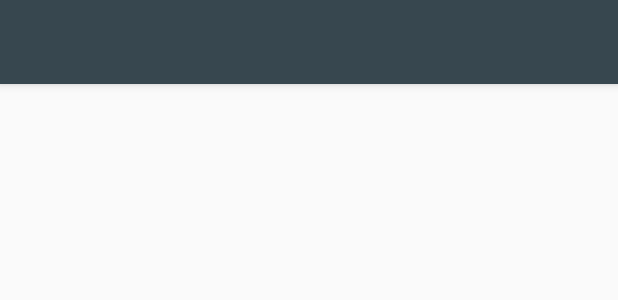
After one commit to HossamHassan47/InventoryApp, an Android app: the layout activity_editor.xml on its own in the app's theme, with its tools: preview values and no code run, on a phone screen of 412 x 824 dp. The commit adds this screen. Shown: the top 300 px of the screen. Run offline under Robolectric (Android 15) with nearby library versions, the phone set to English and light mode, and no system bars.

Commit message:
Editor Activity

```diff
--- /dev/null
+++ b/app/src/main/res/layout/activity_editor.xml
@@ -0,0 +1,25 @@
+<?xml version="1.0" encoding="utf-8"?>
+<android.support.design.widget.CoordinatorLayout xmlns:android="http://schemas.android.com/apk/res/android"
+    xmlns:app="http://schemas.android.com/apk/res-auto"
+    xmlns:tools="http://schemas.android.com/tools"
+    android:layout_width="match_parent"
+    android:layout_height="match_parent"
+    tools:context=".activities.EditorActivity">
+
+    <android.support.design.widget.AppBarLayout
+        android:layout_width="match_parent"
+        android:layout_height="wrap_content"
+        android:theme="@style/AppTheme.AppBarOverlay">
+
+        <android.support.v7.widget.Toolbar
+            android:id="@+id/toolbar"
+            android:layout_width="match_parent"
+            android:layout_height="?attr/actionBarSize"
+            android:background="?attr/colorPrimary"
+            app:popupTheme="@style/AppTheme.PopupOverlay" />
+
+    </android.support.design.widget.AppBarLayout>
+
+    <include layout="@layout/content_editor" />
+
+</android.support.design.widget.CoordinatorLayout>
--- /dev/null
+++ b/app/src/main/res/layout/content_editor.xml
@@ -0,0 +1,11 @@
+<?xml version="1.0" encoding="utf-8"?>
+<android.support.constraint.ConstraintLayout xmlns:android="http://schemas.android.com/apk/res/android"
+    xmlns:app="http://schemas.android.com/apk/res-auto"
+    xmlns:tools="http://schemas.android.com/tools"
+    android:layout_width="match_parent"
+    android:layout_height="match_parent"
+    app:layout_behavior="@string/appbar_scrolling_view_behavior"
+    tools:context=".activities.EditorActivity"
+    tools:showIn="@layout/activity_editor">
+
+</android.support.constraint.ConstraintLayout>
--- a/app/src/main/res/values/strings.xml
+++ b/app/src/main/res/values/strings.xml
@@ -24,4 +24,7 @@
 
     <!-- Subtitle text for the empty view that prompts the user to add a product [CHAR LIMIT=50] -->
     <string name="empty_view_subtitle_text">Get started by adding a product</string>
+    <string name="title_activity_editor">EditorActivity</string>
+    <string name="add_product">Add a Product</string>
+    <string name="edit_product">Edit Product</string>
 </resources>
```
Also changed, not shown: app/src/main/AndroidManifest.xml (+10 -0 lines), app/src/main/java/com/wordpress/hossamhassan47/inventoryapp/activities/EditorActivity.java (added, +34 -0 lines), app/src/main/java/com/wordpress/hossamhassan47/inventoryapp/activities/MainActivity.java (+19 -3 lines).
